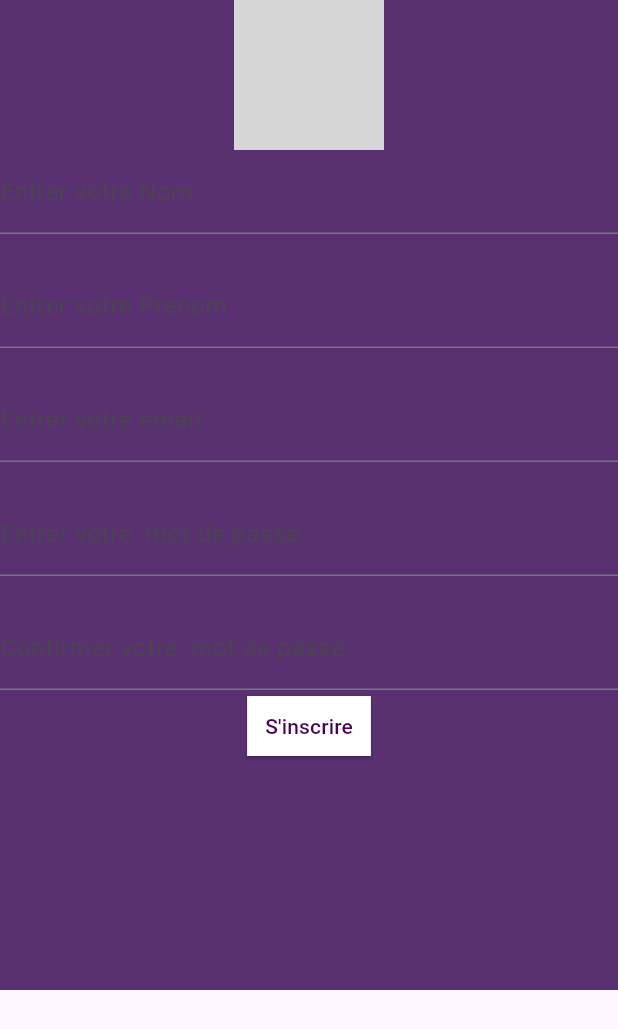
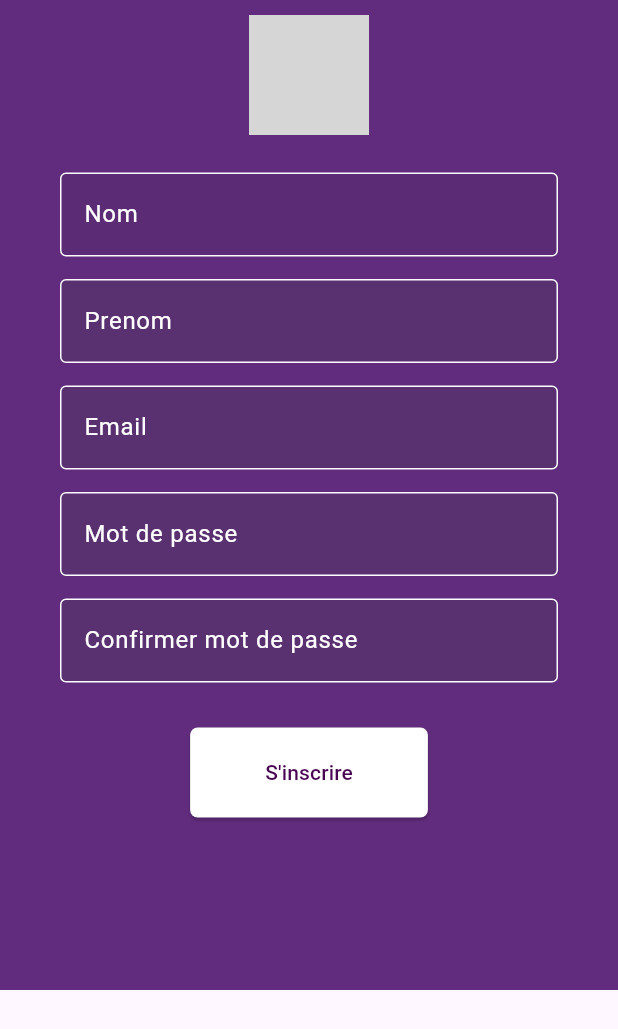
Before and after one commit to Rama49/Niefeko, a Flutter app: the screen it shows after launch, on a phone screen of 412 x 824 dp. Shown: the top 1029 px of the screen. Run offline on Flutter 3.47's test engine with Material 3 defaults, Android fonts, the phone set to English and light mode, and no system bars; our stand-ins replace carousel_slider, firebase_core; missing offline and left inert: dart:html; accounts and stored records are empty; grey boxes are pictures that could not be loaded.

Commit message:
pusher la page inscription

```diff
--- a/lib/Pages/Inscription/inscription.dart
+++ b/lib/Pages/Inscription/inscription.dart
@@ -1,8 +1,6 @@
 import 'package:flutter/material.dart';
 import 'package:flutter/rendering.dart';
 import 'package:niefeko/Reutilisable/buttonReu.dart';
-
-
 
 class inscription extends StatefulWidget {
   @override
@@ -17,49 +15,163 @@ class inscriptionState extends State<inscription> {
   @override
   Widget build(BuildContext context) {
     return Container(
-      color: Color(0xFF593070),
+    color: Color(0xFF612C7D),
+      child: Container(
           height: 660,
-      child:Column(children: [
+          child: Column(
+            children: [
+              SizedBox(
+                height: 10,
+              ),
               Image.asset(
                 "logoNiefeko.png",
-                  width: 100,
-                  height: 100,
+                width: 80,
+                height: 80,
               ),
               //  const Text("Bienvenu a Niefeko",
               //                       style: TextStyle(
               //                         fontSize: 20,
               //                       )),
               Form(
-
                 key: _formKey,
-        child: Column(children: <Widget>[
-          TextFormField(
-            decoration: InputDecoration(labelText: 'Entrer votre Nom',  fillColor: Color.fromARGB(255, 16, 224, 47),),
+                child: Column(children: [
+                  Padding(
+                    padding:
+                        const EdgeInsets.only(top: 25, left: 40, right: 40),
+                    child: TextFormField(
+                      style: TextStyle(color: Color(0xFF5B2B75)), // Couleur du texte
+                      decoration: InputDecoration(
+                        labelText: 'Nom',
+                        labelStyle: TextStyle(
+                            color: Colors.white), // Couleur du placeholder
+                        filled: true,
+                        fillColor: Color(0xFF5B2B75),
+                        enabledBorder: OutlineInputBorder(
+                          borderSide: BorderSide(
+                              color: Colors
+                                  .white), // Bordure lorsque non sélectionné
                         ),
-          SizedBox(height: 20),
-          TextFormField(
-            decoration: InputDecoration(labelText: 'Entrer votre Prenom',  fillColor: Color.fromARGB(255, 16, 224, 47),),
+                        focusedBorder: OutlineInputBorder(
+                          borderSide: BorderSide(
+                              color:
+                                  Colors.white), // Bordure lorsque sélectionné
                         ),
-          SizedBox(height: 20),
-          TextFormField(
-            decoration: InputDecoration(labelText: 'Entrer votre email',  fillColor: Color.fromARGB(255, 16, 224, 47),),
                       ),
-          SizedBox(height: 20),
-           TextFormField(
-            decoration: InputDecoration(labelText: 'Entrer votre  mot de passe'),
                     ),
-           SizedBox(height: 20),
-           TextFormField(
-            decoration: InputDecoration(labelText: 'Confirmer votre  mot de passe'),
                   ),
-          BoutonR(titre: "S'inscrire", onPressed: () {
+                  // SizedBox(height: 20),
+                  Padding(
+                    padding:
+                        const EdgeInsets.only(top: 15, left: 40, right: 40),
+                    child: TextFormField(
+                      style: TextStyle(color: Colors.white), // Couleur du texte
+                      decoration: InputDecoration(
+                        labelText: 'Prenom',
+                        labelStyle: TextStyle(
+                            color: Colors.white), // Couleur du placeholder
+                        filled: true,
+                        fillColor: Color(0xFF593070),
+                        enabledBorder: OutlineInputBorder(
+                          borderSide: BorderSide(
+                              color: Colors
+                                  .white), // Bordure lorsque non sélectionné
+                        ),
+                        focusedBorder: OutlineInputBorder(
+                          borderSide: BorderSide(
+                              color:
+                                  Colors.white), // Bordure lorsque sélectionné
+                        ),
+                      ),
+                    ),
+                  ),
+                  // SizedBox(height: 20),
+                  Padding(
+                    padding:
+                        const EdgeInsets.only(top: 15, left: 40, right: 40),
+                    child: TextFormField(
+                      style: TextStyle(color: Colors.white), // Couleur du texte
+                      decoration: InputDecoration(
+                        labelText: 'Email',
+                        labelStyle: TextStyle(
+                            color: Colors.white), // Couleur du placeholder
+                        filled: true,
+                        fillColor: Color(0xFF593070),
+                        enabledBorder: OutlineInputBorder(
+                          borderSide: BorderSide(
+                              color: Colors
+                                  .white), // Bordure lorsque non sélectionné
+                        ),
+                        focusedBorder: OutlineInputBorder(
+                          borderSide: BorderSide(
+                              color:
+                                  Colors.white), // Bordure lorsque sélectionné
+                        ),
+                      ),
+                    ),
+                  ),
+                  // SizedBox(height: 20),
+                  Padding(
+                    padding:
+                        const EdgeInsets.only(top: 15, left: 40, right: 40),
+                    child: TextFormField(
+                      style: TextStyle(color: Colors.white), // Couleur du texte
+                      decoration: InputDecoration(
+                        labelText: 'Mot de passe',
+                        labelStyle: TextStyle(
+                            color: Colors.white), // Couleur du placeholder
+                        filled: true,
+                        fillColor: Color(0xFF593070),
+                        enabledBorder: OutlineInputBorder(
+                          borderSide: BorderSide(
+                              color: Colors
+                                  .white), // Bordure lorsque non sélectionné
+                        ),
+                        focusedBorder: OutlineInputBorder(
+                          borderSide: BorderSide(
+                              color:
+                                  Colors.white), // Bordure lorsque sélectionné
+                        ),
+                      ),
+                    ),
+                  ),
+                  // SizedBox(height: 20),
+                  Padding(
+                    padding: const EdgeInsets.only(
+                        top: 15, left: 40, right: 40, bottom: 30),
+                    child: TextFormField(
+                      style: TextStyle(color: Colors.white), // Couleur du texte
+                      decoration: InputDecoration(
+                        labelText: 'Confirmer mot de passe',
+                        labelStyle: TextStyle(
+                            color: Colors.white), // Couleur du placeholder
+                        filled: true,
+                        fillColor: Color(0xFF593070),
+                        enabledBorder: OutlineInputBorder(
+                          borderSide: BorderSide(
+                              color: Colors
+                                  .white), // Bordure lorsque non sélectionné
+                        ),
+                        focusedBorder: OutlineInputBorder(
+                          borderSide: BorderSide(
+                              color:
+                                  Colors.white), // Bordure lorsque sélectionné
+                        ),
+                      ),
+                    ),
+                  ),
+                  BoutonR(
+                    titre: "S'inscrire",
+                    onPressed: () {
                       // Navigator.push(
                       //   context
                       //   // MaterialPageRoute(builder: (context) => carteReu()),
                       // );
-                },)
+                    },
+                  )
                 ]),
-      ),],)
+              ),
+            ],
+          )),
     );
   }
 }
--- a/lib/Pages/home.dart
+++ b/lib/Pages/home.dart
@@ -1,7 +1,4 @@
 import 'package:flutter/material.dart';
-import 'package:niefeko/Components/Carte/carte.dart';
-import 'package:niefeko/Components/Carte/recherche/recherche.dart';
-import 'package:carousel_slider/carousel_slider.dart';
 import 'package:niefeko/Pages/Inscription/inscription.dart';
 
 class MyHomePage extends StatefulWidget {
--- a/lib/Reutilisable/buttonReu.dart
+++ b/lib/Reutilisable/buttonReu.dart
@@ -4,6 +4,7 @@ import 'package:flutter/material.dart';
 class BoutonR extends StatelessWidget {
   final String titre;
   final VoidCallback onPressed;
+   final double borderRadius;
   final Color? couleur; // Nouvelle propriété pour la couleur du bouton
   final double?
       fontSize; // Nouvelle propriété pour la taille de police du texte
@@ -12,6 +13,7 @@ class BoutonR extends StatelessWidget {
     Key? key,
     required this.titre,
     required this.onPressed,
+    this.borderRadius = 5,
     this.couleur,
     this.fontSize, // Ajouter la taille de police comme argument
   }) : super(key: key);
@@ -22,9 +24,8 @@ class BoutonR extends StatelessWidget {
       onPressed: onPressed,
       style: ElevatedButton.styleFrom(
         backgroundColor: couleur ?? Colors.white,
-        padding: EdgeInsets.symmetric(horizontal: 12, vertical: 8),
-        shape: RoundedRectangleBorder(
-          borderRadius: BorderRadius.zero,
+        padding: EdgeInsets.symmetric(horizontal: 50, vertical: 20),
+        shape: RoundedRectangleBorder( borderRadius: BorderRadius.circular(borderRadius)
         ),
       ),
       child: Text(
--- /dev/null
+++ b/lib/codecouleurniefeko.dart
@@ -0,0 +1,20 @@
+import 'package:flutter/material.dart';
+
+class MyWidget extends StatefulWidget {
+  const MyWidget({super.key});
+
+  @override
+  State<MyWidget> createState() => _MyWidgetState();
+}
+
+class _MyWidgetState extends State<MyWidget> {
+  @override
+  Widget build(BuildContext context) {
+    return const Placeholder(
+      color: Color(0xFF612C7D),
+      color: Color(0xFF4F2965),
+      color: Color(0xFF5B2B75),
+      color: Color(0xFF000000),
+    );
+  }
+}
```
Also changed, not shown: pubspec.lock. Lines whose indentation alone changed are shown as unchanged.
